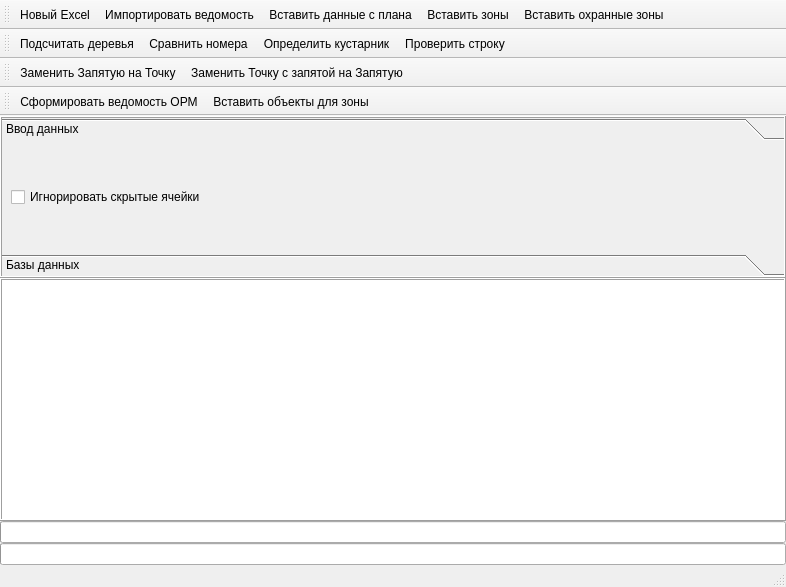
First picture: the form in resources/main_window.ui, repository maxmyslivets/TaxationMaster, before the edit.
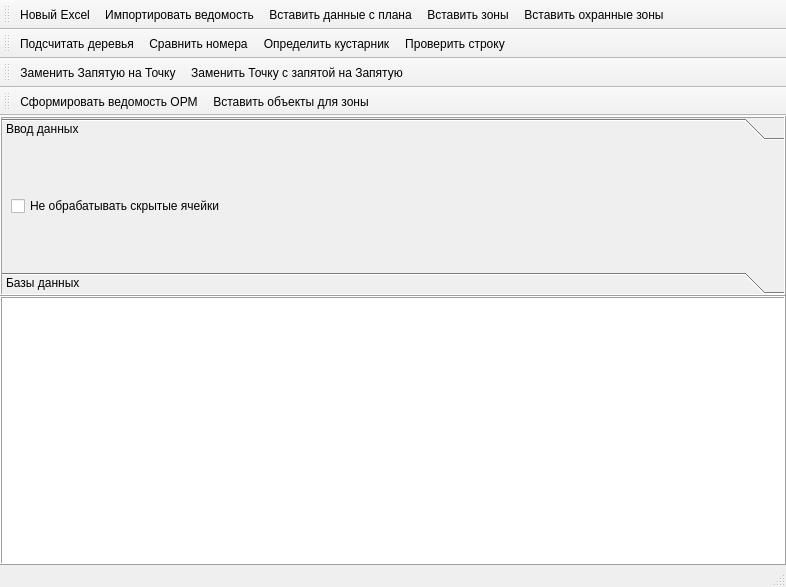
Second picture: the form after the edit. Icons and pictures are not drawn.

Patch:
```diff
--- a/resources/main_window.ui
+++ b/resources/main_window.ui
@@ -78,7 +78,7 @@
             <x>0</x>
             <y>0</y>
             <width>780</width>
-            <height>200</height>
+            <height>54</height>
            </rect>
           </property>
           <attribute name="label">
@@ -88,7 +88,10 @@
            <item row="0" column="0">
             <widget class="QCheckBox" name="checkBox_ignor_hidden_cells">
              <property name="text">
-              <string>Игнорировать скрытые ячейки</string>
+              <string>Не обрабатывать скрытые ячейки</string>
+             </property>
+             <property name="checked">
+              <bool>false</bool>
              </property>
             </widget>
            </item>
@@ -289,27 +292,14 @@
        </widget>
       </item>
       <item>
-       <widget class="QProgressBar" name="progressBar">
-        <property name="value">
+       <layout class="QVBoxLayout" name="progress_layout">
+        <property name="spacing">
          <number>0</number>
         </property>
-        <property name="textVisible">
-         <bool>false</bool>
+        <property name="sizeConstraint">
+         <enum>QLayout::SizeConstraint::SetDefaultConstraint</enum>
         </property>
-        <property name="orientation">
-         <enum>Qt::Orientation::Horizontal</enum>
-        </property>
-       </widget>
-      </item>
-      <item>
-       <widget class="QProgressBar" name="progressBar2">
-        <property name="value">
-         <number>0</number>
-        </property>
-        <property name="textVisible">
-         <bool>false</bool>
-        </property>
-       </widget>
+       </layout>
       </item>
      </layout>
     </item>
```
Left out of the diff: 6 changed lines with no effect on the pictures.
